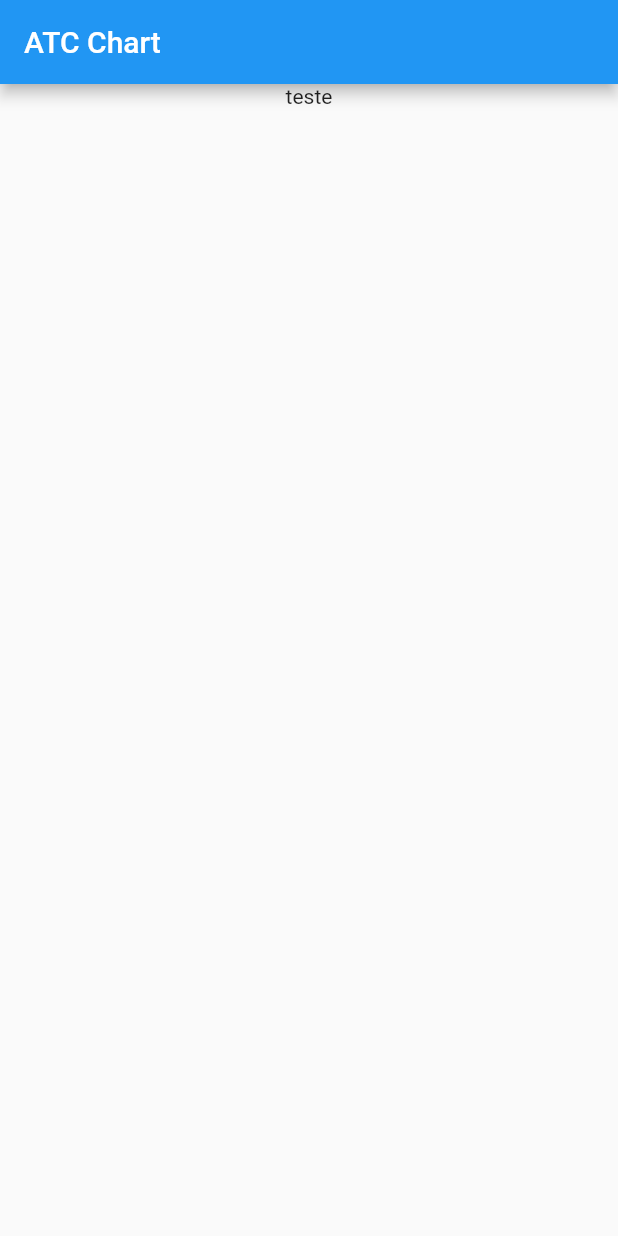
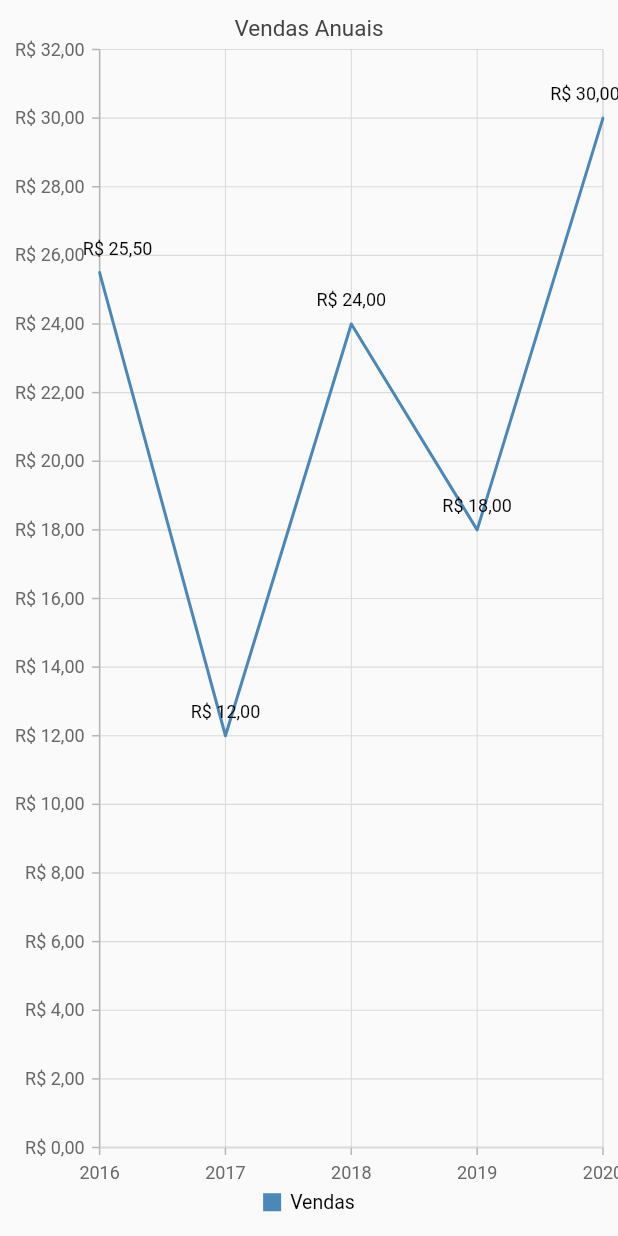
Before and after one commit to Giovane-Oliveira/atc_charts, a Flutter app: the screen it shows after launch, on a phone screen of 412 x 824 dp. Run offline on Flutter 3.47's test engine with Material 2 defaults, Android fonts, the light colour scheme and no system bars; our stand-ins replace syncfusion_flutter_charts; missing offline and left inert: dart:ffi.

Commit message:
Implementação do Gráfico de vendas

```diff
--- a/lib/main.dart
+++ b/lib/main.dart
@@ -1,22 +1,32 @@
+import 'dart:ffi';
+
 import 'package:flutter/material.dart';
+import 'package:syncfusion_flutter_charts/charts.dart';
+import 'package:intl/intl.dart';
 
 void main() {
-  runApp(const MyApp());
+  runApp(MyApp());
 }
 
 class MyApp extends StatelessWidget {
-  const MyApp({Key? key}) : super(key: key);
-
   // This widget is the root of your application.
   @override
   Widget build(BuildContext context) {
     return MaterialApp(
       title: 'Flutter Demo',
       theme: ThemeData(
-
+        // This is the theme of your application.
+        //
+        // Try running your application with "flutter run". You'll see the
+        // application has a blue toolbar. Then, without quitting the app, try
+        // changing the primarySwatch below to Colors.green and then invoke
+        // "hot reload" (press "r" in the console where you ran "flutter run",
+        // or simply save your changes to "hot reload" in a Flutter IDE).
+        // Notice that the counter didn't reset back to zero; the application
+        // is not restarted.
         primarySwatch: Colors.blue,
       ),
-      home: const MyHomePage(title: 'ATC Chart'),
+      home: MyHomePage(title: 'Flutter Demo Home Page'),
     );
   }
 }
@@ -24,46 +34,75 @@ class MyApp extends StatelessWidget {
 class MyHomePage extends StatefulWidget {
   const MyHomePage({Key? key, required this.title}) : super(key: key);
 
+  // This widget is the home page of your application. It is stateful, meaning
+  // that it has a State object (defined below) that contains fields that affect
+  // how it looks.
 
+  // This class is the configuration for the state. It holds the values (in this
+  // case the title) provided by the parent (in this case the App widget) and
+  // used by the build method of the State. Fields in a Widget subclass are
+  // always marked "final".
 
   final String title;
 
   @override
-  State<MyHomePage> createState() => _MyHomePageState();
+  _MyHomePageState createState() => _MyHomePageState();
 }
 
 class _MyHomePageState extends State<MyHomePage> {
-  int _counter = 0;
+  late List<SalesData> _chartData;
+  late TooltipBehavior _tooltipBehavior;
 
-  void _incrementCounter() {
-    setState(() {
-
-      _counter++;
-    });
+  @override
+  void initState() {
+    _chartData = getChartData();
+    _tooltipBehavior = TooltipBehavior(enable: true);
+    super.initState();
   }
 
   @override
   Widget build(BuildContext context) {
+    return SafeArea(
+        child: Scaffold(
+            body: SfCartesianChart(
+              title: ChartTitle(text: 'Vendas Anuais'),
+              legend: Legend(isVisible: true),
+              tooltipBehavior: _tooltipBehavior,
+              series: <ChartSeries>[
+                LineSeries<SalesData, dynamic>(
+                    name: 'Vendas',
+                    dataSource: _chartData,
+                    xValueMapper: (SalesData sales, _) => sales.year,
+                    yValueMapper: (SalesData sales, _) => sales.sales,
+                    dataLabelSettings: DataLabelSettings(isVisible: true),
+                    enableTooltip: true)
+              ],
+              primaryXAxis: NumericAxis(
+                edgeLabelPlacement: EdgeLabelPlacement.shift,
+              ),
+              primaryYAxis: NumericAxis(
+                 // labelFormat: '{value}M',
 
-    return Scaffold(
-      appBar: AppBar(
+                  numberFormat: NumberFormat.simpleCurrency(locale: 'pt_BR', decimalDigits: 2)),
+            )));
+  }
 
-        title: Text(widget.title),
-      ),
-      body: Center(
-
-        child: Column(
-
-          mainAxisAlignment: MainAxisAlignment.start,
-          children: <Widget>[
-           Text(
-             "teste",
-           ),
-
-          ],
-        ),
-      ),
-
-    );
+  List<SalesData> getChartData() {
+    final List<SalesData> chartData = [
+      SalesData(2016, 25.50),
+      SalesData(2017, 12),
+      SalesData(2018, 24),
+      SalesData(2019, 18),
+      SalesData(2020, 30)
+    ];
+    return chartData;
   }
 }
+
+class SalesData {
+  SalesData(this.year, this.sales);
+
+  final double year;
+  final double sales;
+
+}
--- a/pubspec.yaml
+++ b/pubspec.yaml
@@ -34,7 +34,7 @@ dependencies:
   # The following adds the Cupertino Icons font to your application.
   # Use with the CupertinoIcons class for iOS style icons.
   cupertino_icons: ^1.0.2
-  charts_flutter: ^0.10.0
+  syncfusion_flutter_charts: ^18.4.49
 
 dev_dependencies:
   flutter_test:
```
Also changed, not shown: pubspec.lock.
